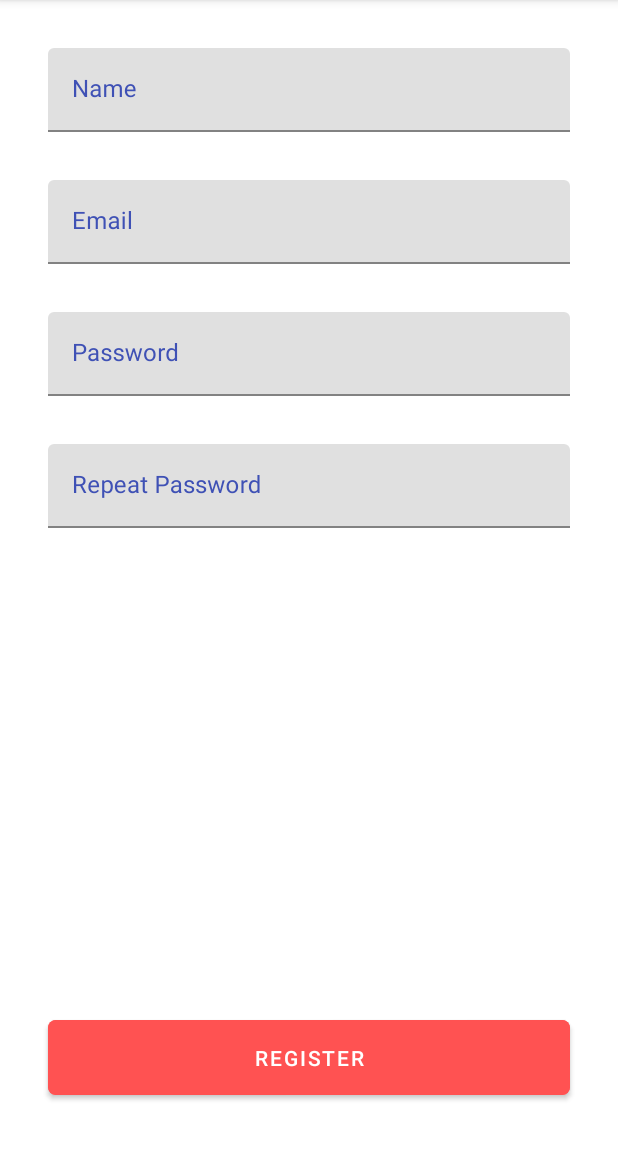
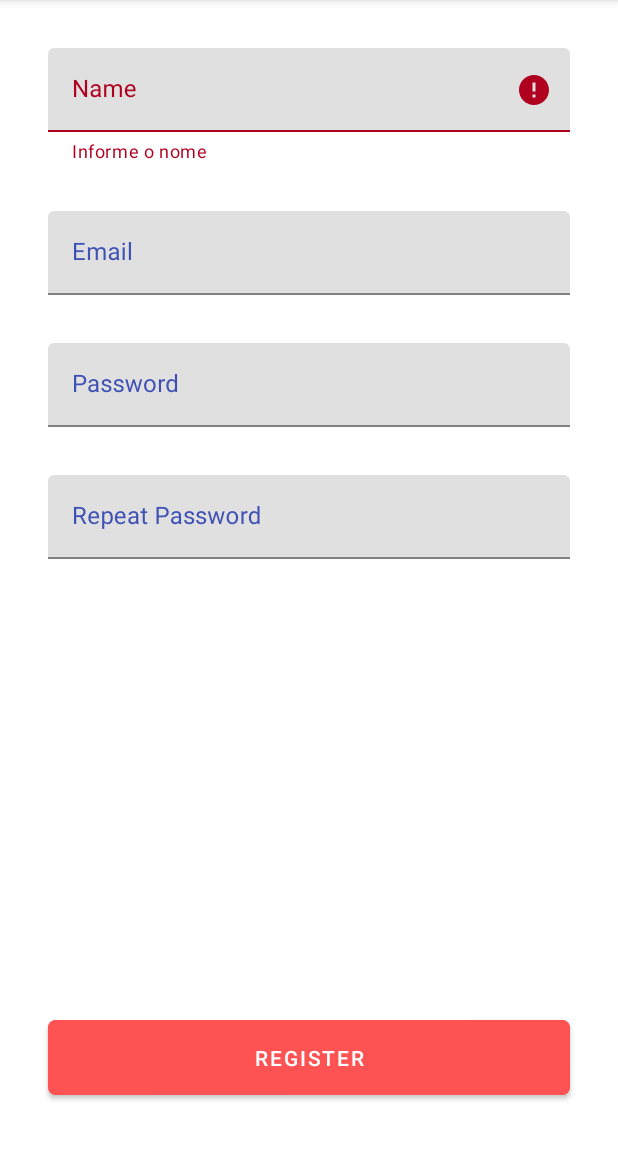
Before and after one commit to analuramalho/DESAFIO_KOTLIN_02, an Android app: the RegisterFragment screen opened through its navigation route, after a tap on "REGISTER", on a phone screen of 412 x 824 dp, the part 84-1236 px from its top. Run offline under Robolectric (Android 15) with nearby library versions, the phone set to English and light mode, and no system bars.

Commit message:
extraindo strings

```diff
--- a/DigitalHouseFoods/app/src/main/java/com/example/digitalhousefoods/login/view/LoginFragment.kt
+++ b/DigitalHouseFoods/app/src/main/java/com/example/digitalhousefoods/login/view/LoginFragment.kt
@@ -62,12 +62,12 @@ class LoginFragment : Fragment() {
         val senhaText = senha?.editText?.text.toString()
 
         if (emailText.trim() == "") {
-            email?.error = "Informe o email"
+            email?.error = getString(R.string.erro_email)
             return false
         }
 
         if (senhaText.trim() == "") {
-            senha?.error = "Informe a senha"
+            senha?.error = getString(R.string.erro_senha)
             return false
         }
 
@@ -79,7 +79,7 @@ class LoginFragment : Fragment() {
     }
 
     private fun redirecionaRegister() {
-        navController!!.navigate(R.id.action_loginFragment_to_menuListFragment)
+        navController!!.navigate(R.id.action_loginFragment_to_registerFragment)
     }
 
 
--- a/DigitalHouseFoods/app/src/main/res/values/strings.xml
+++ b/DigitalHouseFoods/app/src/main/res/values/strings.xml
@@ -10,4 +10,9 @@
     <string name="repeat_password">Repeat Password</string>
     <string name="name">Name</string>
     <string name="detalhe_prato">Sed ut perspiciatis, unde omnis iste natus error sit voluptatem accusant doloremque laudantium,totam rem aperiam eaque ipsa, quae ab illo inventore veritatis.</string>
+    <string name="erro_senha">Informe a senha</string>
+    <string name="erro_email">Informe o email</string>
+    <string name="erro_nome">Informe o nome</string>
+    <string name="minimo_senha">Minimo 6 caracteres</string>
+    <string name="senhas_diferentes">Senhas diferentes</string>
 </resources>
```
